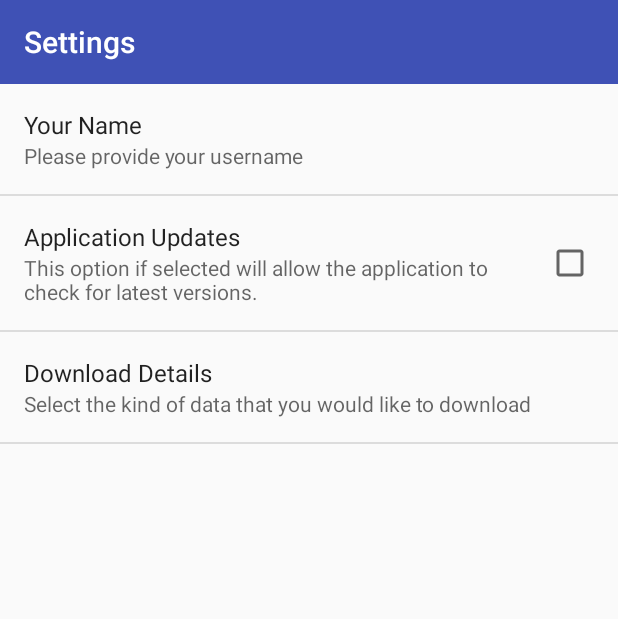
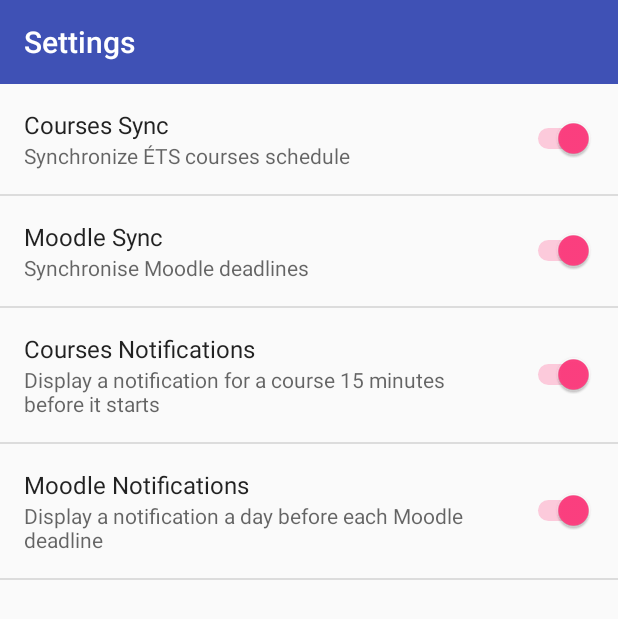
Before and after one commit to ttauveron/SyncETS, an Android app: the screen it shows after launch (SettingsActivity), on a phone screen of 412 x 824 dp. Shown: the top 619 px of the screen. Run offline under Robolectric (Android 15) with nearby library versions, the phone set to English and light mode, and no system bars; libraries missing offline, so code that uses them is left out: com.commonsware.cwac; 1 statement that could not run was skipped.

Commit message:
Updated preference view

```diff
--- a/app/src/main/res/values/strings.xml
+++ b/app/src/main/res/values/strings.xml
@@ -73,4 +73,12 @@
     <string name="permission_rationale">"Contacts permissions are needed for providing email
         completions."
     </string>
+    <string name="sync_courses_summary">Synchronize ÉTS courses schedule</string>
+    <string name="sync_courses_title">Courses Sync</string>
+    <string name="sync_moodle_summary">Synchronise Moodle deadlines</string>
+    <string name="sync_moodle_title">Moodle Sync</string>
+    <string name="notif_courses_summary">Display a notification for a course 15 minutes before it starts</string>
+    <string name="notif_courses_title">Courses Notifications</string>
+    <string name="notif_moodle_summary">Display a notification a day before each Moodle deadline</string>
+    <string name="notif_moodle_title">Moodle Notifications</string>
 </resources>
--- a/app/src/main/res/xml/preferences.xml
+++ b/app/src/main/res/xml/preferences.xml
@@ -1,16 +1,23 @@
 <?xml version="1.0" encoding="utf-8"?>
 <PreferenceScreen xmlns:android="http://schemas.android.com/apk/res/android">
-    <EditTextPreference android:title="Your Name"
-        android:key="username"
-        android:summary="Please provide your username"></EditTextPreference>
-    <CheckBoxPreference android:title="Application Updates"
-        android:defaultValue="false"
-        android:summary="This option if selected will allow the application to check for latest versions."
-        android:key="applicationUpdates" />
-    <ListPreference     android:title="Download Details"
-        android:summary="Select the kind of data that you would like to download"
-        android:key="downloadType"
-        android:defaultValue="1"
-        android:entries="@array/listArray"
-        android:entryValues="@array/listValues" />
+    <SwitchPreference
+        android:defaultValue="true"
+        android:key="pref_sync_courses"
+        android:summary="@string/sync_courses_summary"
+        android:title="@string/sync_courses_title" />
+    <SwitchPreference
+        android:defaultValue="true"
+        android:key="pref_sync_moodle"
+        android:summary="@string/sync_moodle_summary"
+        android:title="@string/sync_moodle_title" />
+    <SwitchPreference
+        android:defaultValue="true"
+        android:key="pref_notif_courses"
+        android:summary="@string/notif_courses_summary"
+        android:title="@string/notif_courses_title" />
+    <SwitchPreference
+        android:defaultValue="true"
+        android:key="pref_notif_moodle"
+        android:summary="@string/notif_moodle_summary"
+        android:title="@string/notif_moodle_title" />
 </PreferenceScreen>
```
